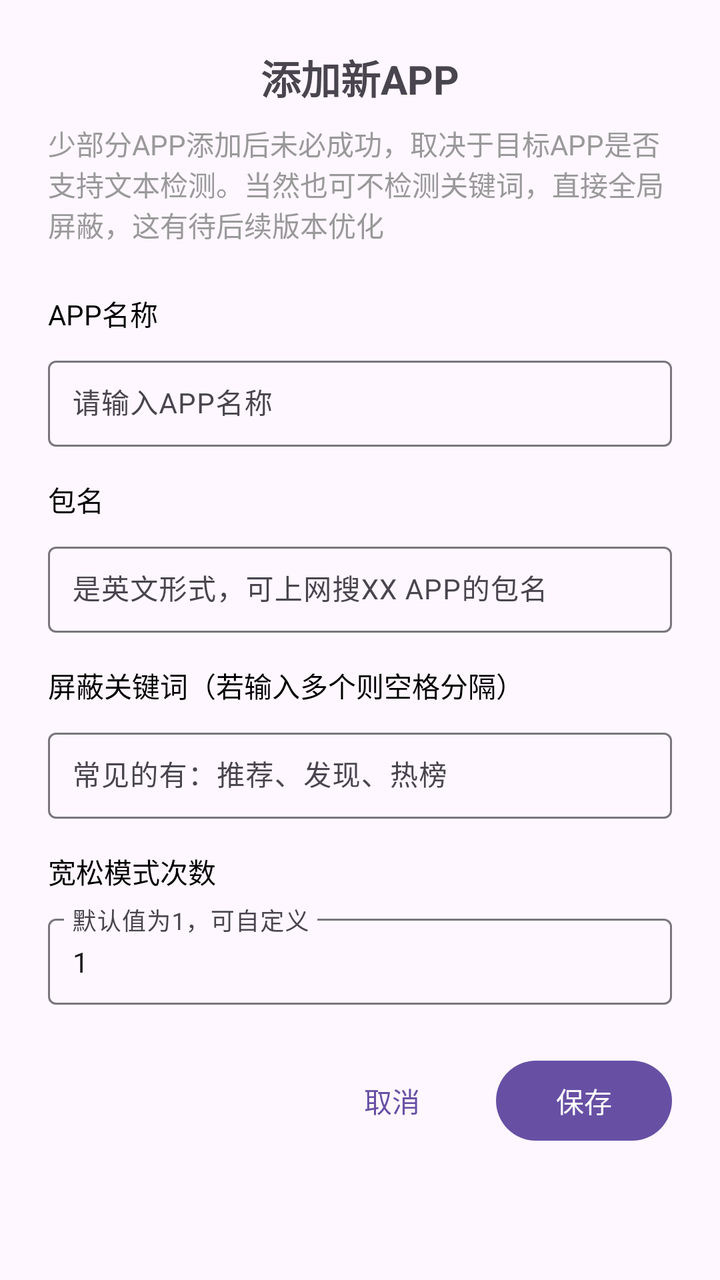
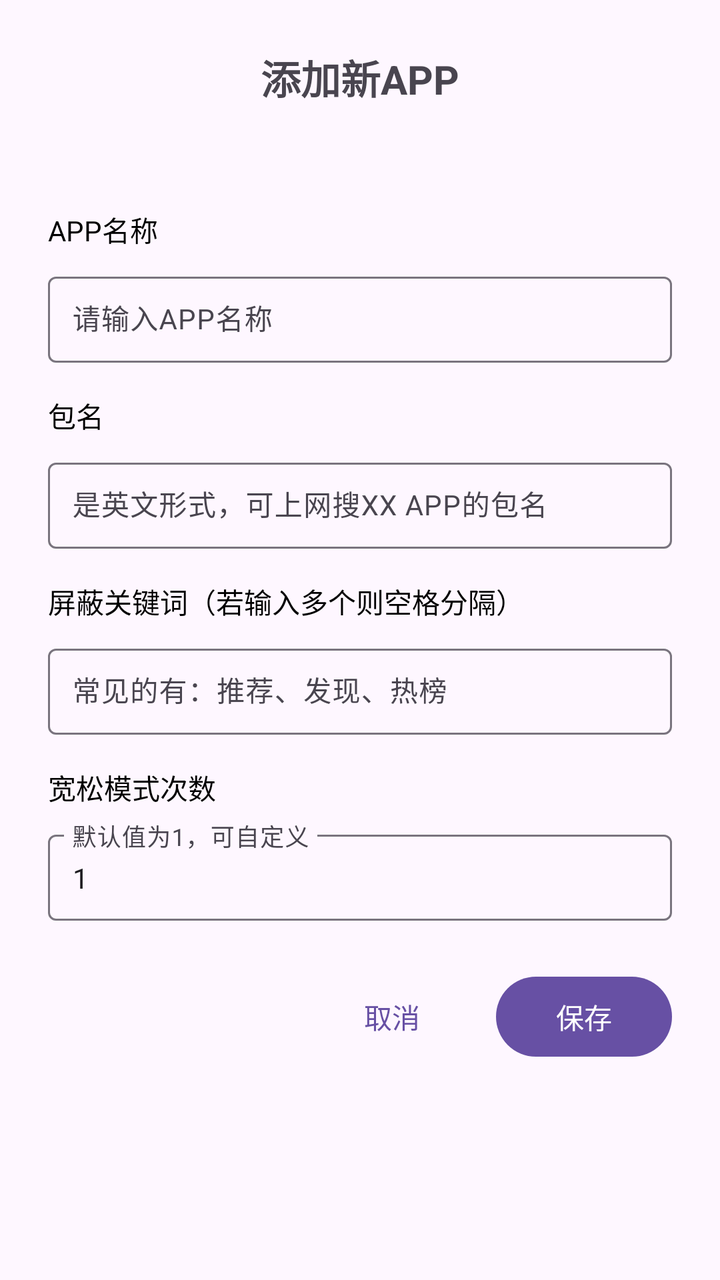

Compare the two renders of this Android layout. The source of the first and the diff that turns it into the second are given below.
<!-- AndroidManifest.xml: application theme Theme.Basic -->
<!-- res/layout/dialog_add_app.xml -->
<?xml version="1.0" encoding="utf-8"?>
<LinearLayout xmlns:android="http://schemas.android.com/apk/res/android"
    xmlns:app="http://schemas.android.com/apk/res-auto"
    android:layout_width="match_parent"
    android:layout_height="wrap_content"
    android:orientation="vertical"
    android:padding="24dp">

    <TextView
        android:layout_width="match_parent"
        android:layout_height="wrap_content"
        android:text="添加新APP"
        android:textSize="20sp"
        android:textStyle="bold"
        android:gravity="center"
        android:layout_marginBottom="8dp" />

    <TextView
        android:layout_width="match_parent"
        android:layout_height="wrap_content"
        android:text="少部分APP添加后未必成功，取决于目标APP是否支持文本检测。当然也可不检测关键词，直接全局屏蔽，这有待后续版本优化"
        android:textSize="14sp"
        android:textColor="#999999"
        android:gravity="start"
        android:layout_marginBottom="24dp" />

    
    <TextView
        android:layout_width="match_parent"
        android:layout_height="wrap_content"
        android:text="APP名称"
        android:textSize="14sp"
        android:textColor="@android:color/black"
        android:layout_marginBottom="8dp" />

    <com.google.android.material.textfield.TextInputLayout
        android:layout_width="match_parent"
        android:layout_height="wrap_content"
        android:layout_marginBottom="16dp"
        android:hint="请输入APP名称"
        app:hintTextColor="#757575"
        style="@style/Widget.Material3.TextInputLayout.OutlinedBox">

        <com.google.android.material.textfield.TextInputEditText
            android:id="@+id/et_app_name"
            android:layout_width="match_parent"
            android:layout_height="wrap_content"
            android:inputType="text"
            android:maxLines="1"
            android:textSize="14sp"
            android:padding="12dp" />

    </com.google.android.material.textfield.TextInputLayout>

    
    <TextView
        android:layout_width="match_parent"
        android:layout_height="wrap_content"
        android:text="包名"
        android:textSize="14sp"
        android:textColor="@android:color/black"
        android:layout_marginBottom="8dp" />

    <com.google.android.material.textfield.TextInputLayout
        android:layout_width="match_parent"
        android:layout_height="wrap_content"
        android:layout_marginBottom="16dp"
        android:hint="是英文形式，可上网搜XX APP的包名"
        app:hintTextColor="#757575"
        style="@style/Widget.Material3.TextInputLayout.OutlinedBox">

        <com.google.android.material.textfield.TextInputEditText
            android:id="@+id/et_package_name"
            android:layout_width="match_parent"
            android:layout_height="wrap_content"
            android:inputType="text"
            android:maxLines="1"
            android:textSize="14sp"
            android:padding="12dp" />

    </com.google.android.material.textfield.TextInputLayout>

    
    <TextView
        android:layout_width="match_parent"
        android:layout_height="wrap_content"
        android:text="屏蔽关键词（若输入多个则空格分隔）"
        android:textSize="14sp"
        android:textColor="@android:color/black"
        android:layout_marginBottom="8dp" />

    <com.google.android.material.textfield.TextInputLayout
        android:layout_width="match_parent"
        android:layout_height="wrap_content"
        android:layout_marginBottom="16dp"
        android:hint="常见的有：推荐、发现、热榜"
        app:hintTextColor="#757575"
        style="@style/Widget.Material3.TextInputLayout.OutlinedBox">

        <com.google.android.material.textfield.TextInputEditText
            android:id="@+id/et_target_word"
            android:layout_width="match_parent"
            android:layout_height="wrap_content"
            android:inputType="text"
            android:maxLines="1"
            android:textSize="14sp"
            android:padding="12dp" />

    </com.google.android.material.textfield.TextInputLayout>

    
    <TextView
        android:layout_width="match_parent"
        android:layout_height="wrap_content"
        android:text="宽松模式次数"
        android:textSize="14sp"
        android:textColor="@android:color/black"
        android:layout_marginBottom="8dp" />

    <com.google.android.material.textfield.TextInputLayout
        android:layout_width="match_parent"
        android:layout_height="wrap_content"
        android:layout_marginBottom="24dp"
        android:hint="默认值为1，可自定义"
        app:hintTextColor="#757575"
        style="@style/Widget.Material3.TextInputLayout.OutlinedBox">

        <com.google.android.material.textfield.TextInputEditText
            android:id="@+id/et_relaxed_limit_count"
            android:layout_width="match_parent"
            android:layout_height="wrap_content"
            android:inputType="number"
            android:maxLines="1"
            android:text="1"
            android:textSize="14sp"
            android:padding="12dp" />

    </com.google.android.material.textfield.TextInputLayout>

    <LinearLayout
        android:layout_width="match_parent"
        android:layout_height="wrap_content"
        android:orientation="horizontal"
        android:gravity="end">

        <Button
            android:id="@+id/btn_cancel"
            android:layout_width="wrap_content"
            android:layout_height="wrap_content"
            android:text="取消"
            android:layout_marginEnd="8dp"
            style="@style/Widget.Material3.Button.TextButton" />

        <Button
            android:id="@+id/btn_save"
            android:layout_width="wrap_content"
            android:layout_height="wrap_content"
            android:text="保存"
            style="@style/Widget.Material3.Button" />

    </LinearLayout>

</LinearLayout>
<!-- resources referenced by this layout -->
<resources>
  <style name="Theme.Basic" parent="Base.Theme.Basic" />
  <style name="Base.Theme.Basic" parent="Theme.Material3.DayNight.NoActionBar">
          
          
      </style>
</resources>

<!-- the commit's change to res/layout/dialog_add_app.xml (unified diff, before → after) -->
@@ -18,7 +18,7 @@
     <TextView
         android:layout_width="match_parent"
         android:layout_height="wrap_content"
-        android:text="少部分APP添加后未必成功，取决于目标APP是否支持文本检测。当然也可不检测关键词，直接全局屏蔽，这有待后续版本优化"
+        android:text=""
         android:textSize="14sp"
         android:textColor="#999999"
         android:gravity="start"
